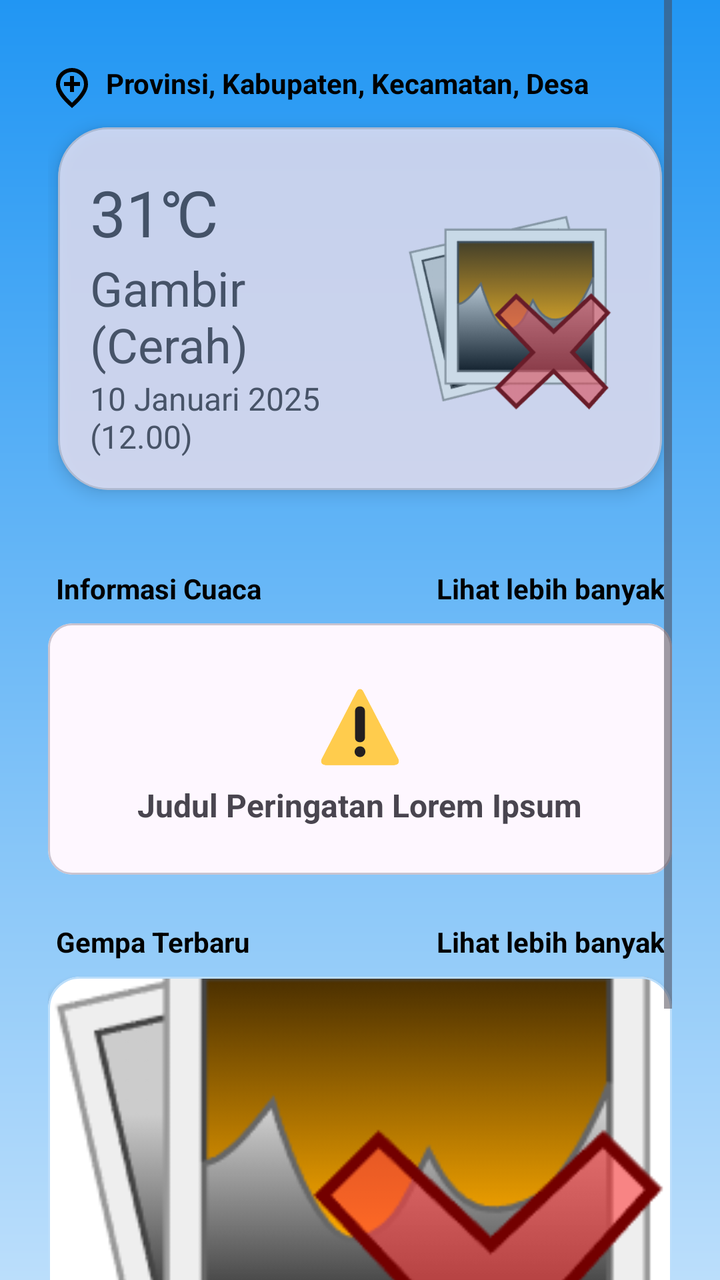
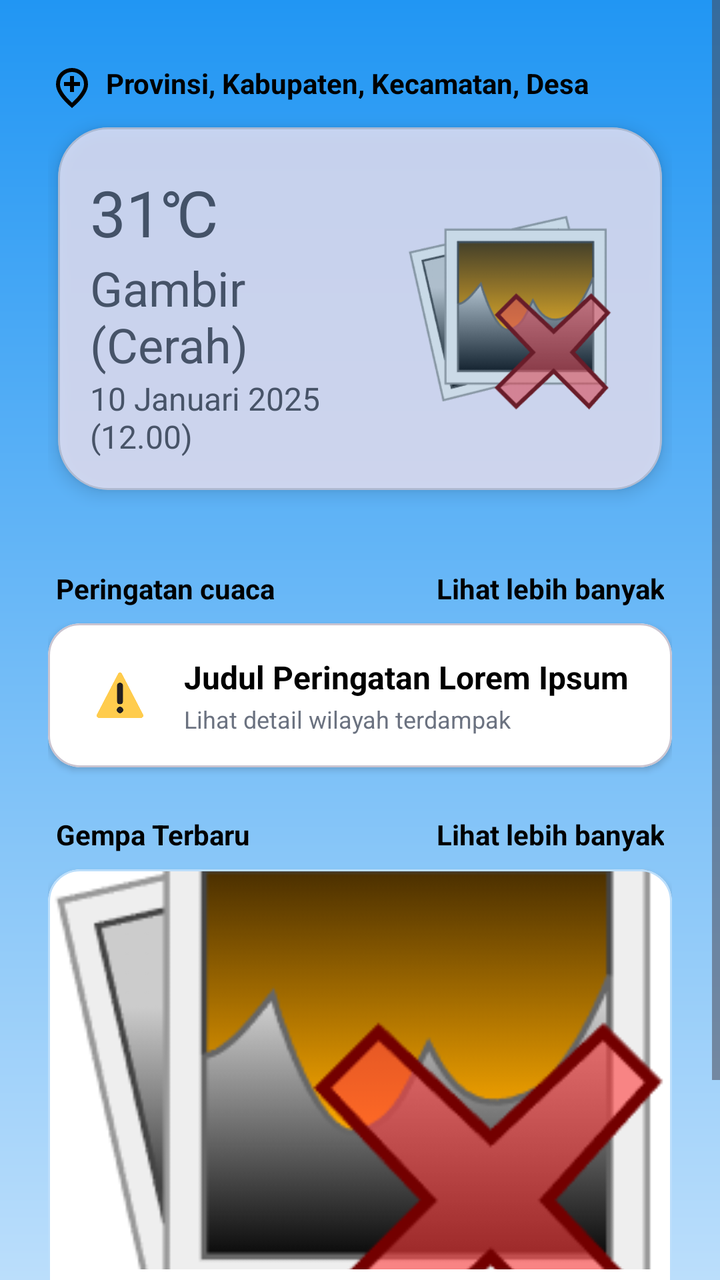

Two renders of the same Android screen: before a commit and after it. Below are the layout's source before the change and the commit's diff.
<!-- AndroidManifest.xml: application theme Theme.Perbana -->
<!-- res/layout/activity_main.xml -->
<?xml version="1.0" encoding="utf-8"?>
<ScrollView xmlns:android="http://schemas.android.com/apk/res/android"
    xmlns:app="http://schemas.android.com/apk/res-auto"
    xmlns:tools="http://schemas.android.com/tools"
    android:layout_width="match_parent"
    android:layout_height="match_parent"
    android:fillViewport="true"
    android:background="@drawable/background_sunny"
    android:paddingHorizontal="24dp">

    <FrameLayout
        android:layout_width="match_parent"
        android:layout_height="wrap_content">

        <LinearLayout
            android:layout_width="match_parent"
            android:layout_height="wrap_content"
            android:id="@+id/main"
            tools:context=".MainActivity"
            android:orientation="vertical">

            <LinearLayout
                android:id="@+id/ll_location"
                android:layout_width="match_parent"
                android:layout_height="wrap_content"
                android:orientation="horizontal"
                android:layout_marginTop="32dp">

                <ImageView
                    android:layout_width="wrap_content"
                    android:layout_height="wrap_content"
                    android:src="@drawable/outline_add_location_24"/>

                <TextView
                    android:id="@+id/tv_location"
                    android:layout_width="wrap_content"
                    android:layout_height="wrap_content"
                    android:text="Provinsi, Kabupaten, Kecamatan, Desa"
                    android:layout_weight="1"
                    android:layout_marginHorizontal="5dp"
                    android:textColor="@color/black"
                    android:textStyle="bold"/>

            </LinearLayout>

            <com.google.android.material.card.MaterialCardView
                android:id="@+id/card_main_weather"
                android:layout_width="match_parent"
                android:layout_height="wrap_content"
                android:layout_marginBottom="8dp"
                android:alpha="0.8"
                app:cardCornerRadius="25dp"
                app:cardElevation="5dp"
                app:cardPreventCornerOverlap="false"
                app:cardUseCompatPadding="true">

                <LinearLayout
                    android:layout_width="match_parent"
                    android:layout_height="match_parent"
                    android:orientation="horizontal"
                    android:padding="16dp"
                    android:baselineAligned="false"
                    android:gravity="center_vertical">

                    <LinearLayout
                        android:layout_width="0dp"
                        android:layout_height="wrap_content"
                        android:orientation="vertical"
                        android:layout_marginEnd="5dp"
                        android:layout_weight="1">

                        <TextView
                            android:id="@+id/tv_main_current_place"
                            android:layout_width="wrap_content"
                            android:layout_height="wrap_content"
                            android:layout_marginTop="5dp"
                            android:text="31\u2103"
                            android:textSize="32sp" />

                        <TextView
                            android:id="@+id/tv_main_current_weather"
                            android:layout_width="wrap_content"
                            android:layout_height="wrap_content"
                            android:text="Gambir (Cerah)"
                            android:textSize="24sp" />

                        <TextView
                            android:id="@+id/tv_main_current_time"
                            android:layout_width="wrap_content"
                            android:layout_height="wrap_content"
                            android:text="10 Januari 2025 (12.00)"
                            android:textSize="16sp" />
                    </LinearLayout>

                    <ImageView
                        android:id="@+id/iv_current_weather"
                        android:layout_width="120dp"
                        android:layout_height="120dp"
                        android:padding="8dp"
                        android:src="@drawable/missing_image"
                        android:scaleType="fitCenter"
                        android:adjustViewBounds="true"
                        android:contentDescription="Gambar ikon cuaca"/>
                </LinearLayout>


            </com.google.android.material.card.MaterialCardView>

            <androidx.recyclerview.widget.RecyclerView
                android:id="@+id/rv_main_weather"
                android:layout_width="match_parent"
                android:layout_height="wrap_content"
                android:layout_marginTop="8dp"
                android:nestedScrollingEnabled="false" />


            <com.google.android.material.card.MaterialCardView
                android:id="@+id/card_weather_list"
                android:layout_width="match_parent"
                android:layout_height="wrap_content"
                android:layout_marginTop="8dp"
                android:visibility="gone">

                <LinearLayout
                    android:layout_width="match_parent"
                    android:layout_height="match_parent"
                    android:gravity="center"
                    android:orientation="vertical"
                    android:padding="24dp"
                    tools:ignore="UseCompoundDrawables">

                    <ImageView
                        android:id="@+id/iv_weather_warning"
                        android:layout_width="40dp"
                        android:layout_height="40dp"
                        android:layout_margin="8dp"
                        android:src="@drawable/warning"
                        android:contentDescription="@string/warning_image"/>

                    <TextView
                        android:id="@+id/tv_title_weather_warning"
                        android:layout_width="wrap_content"
                        android:layout_height="wrap_content"
                        android:layout_marginHorizontal="8dp"
                        android:text="Data cuaca tidak tersedia"
                        android:textSize="16sp"
                        android:textStyle="bold" />

                </LinearLayout>


            </com.google.android.material.card.MaterialCardView>

            <LinearLayout
                android:layout_width="match_parent"
                android:layout_height="wrap_content"
                android:orientation="horizontal"
                android:weightSum="2"
                android:paddingHorizontal="4dp"
                android:layout_marginTop="16dp">

                <TextView
                    android:layout_width="0dp"
                    android:layout_height="wrap_content"
                    android:text="Informasi Cuaca"
                    android:textStyle="bold"
                    android:layout_weight="1"
                    android:textColor="@color/black"/>

                <TextView
                    android:layout_width="0dp"
                    android:layout_height="wrap_content"
                    android:text="Lihat lebih banyak"
                    android:textStyle="bold"
                    android:layout_weight="1"
                    android:gravity="right"
                    android:textColor="@color/black"/>
            </LinearLayout>

            <com.google.android.material.card.MaterialCardView
                android:id="@+id/card_weather_warning"
                android:layout_width="match_parent"
                android:layout_height="wrap_content"
                android:layout_marginTop="8dp"
                android:layout_marginBottom="24dp">

                <LinearLayout
                    android:layout_width="match_parent"
                    android:layout_height="match_parent"
                    android:gravity="center"
                    android:orientation="vertical"
                    android:padding="24dp"
                    tools:ignore="UseCompoundDrawables">

                    <ImageView
                        android:layout_width="40dp"
                        android:layout_height="40dp"
                        android:layout_margin="8dp"
                        android:src="@drawable/warning"
                        android:contentDescription="@string/warning_image"/>

                    <TextView
                        android:layout_width="wrap_content"
                        android:layout_height="wrap_content"
                        android:layout_marginHorizontal="8dp"
                        android:text="@string/warning_title"
                        android:textSize="16sp"
                        android:textStyle="bold" />

                </LinearLayout>
            </com.google.android.material.card.MaterialCardView>


            <LinearLayout
                android:layout_width="match_parent"
                android:layout_height="wrap_content"
                android:orientation="horizontal"
                android:weightSum="2"
                android:paddingHorizontal="4dp">

                <TextView
                    android:layout_width="0dp"
                    android:layout_height="wrap_content"
                    android:text="Gempa Terbaru"
                    android:textStyle="bold"
                    android:layout_weight="1"
                    android:textColor="@color/black"/>

                <TextView
                    android:id="@+id/tv_more_earthquake"
                    android:layout_width="0dp"
                    android:layout_height="wrap_content"
                    android:text="Lihat lebih banyak"
                    android:textStyle="bold"
                    android:layout_weight="1"
                    android:gravity="right"
                    android:textColor="@color/black"/>
            </LinearLayout>


            <com.google.android.material.card.MaterialCardView
                android:id="@+id/card_earthquake_warning"
                android:layout_width="match_parent"
                android:layout_height="wrap_content"
                android:layout_marginTop="8dp"
                android:layout_marginBottom="16dp"
                app:cardCornerRadius="16dp"
                app:cardElevation="2dp"
                app:strokeWidth="1dp"
                app:strokeColor="@color/surface_card"
                app:cardBackgroundColor="@color/white">

                <LinearLayout
                    android:layout_width="match_parent"
                    android:layout_height="wrap_content"
                    android:orientation="vertical">

                    <ImageView
                        android:id="@+id/iv_auto_gempa"
                        android:layout_width="match_parent"
                        android:layout_height="200dp"
                        android:scaleType="centerCrop"
                        android:src="@drawable/missing_image"
                        android:contentDescription="Gambar auto gempa"/>
                    
                    <LinearLayout
                        android:layout_width="match_parent"
                        android:layout_height="wrap_content"
                        android:orientation="vertical"
                        android:padding="16dp">
                        
                        <LinearLayout
                            android:layout_width="match_parent"
                            android:layout_height="wrap_content"
                            android:orientation="horizontal"
                            android:gravity="center_vertical">
                            
                            <TextView
                                android:id="@+id/tv_auto_magnitude"
                                android:layout_width="wrap_content"
                                android:layout_height="wrap_content"
                                android:text="M 4.3"
                                android:textColor="@color/accent_blue"
                                android:textStyle="bold"
                                android:textSize="@dimen/text_size_h3"/>

                            <TextView
                                android:id="@+id/tv_auto_date"
                                android:layout_width="0dp"
                                android:layout_height="wrap_content"
                                android:layout_weight="1"
                                android:gravity="end"
                                android:text="10 Agu 2026 • 03:35 WIB"
                                android:textColor="@color/text_gray"
                                android:textSize="12sp"/>
                        </LinearLayout>

                        <TextView
                            android:id="@+id/tv_auto_region"
                            android:layout_width="match_parent"
                            android:layout_height="wrap_content"
                            android:layout_marginTop="6dp"
                            android:text="Wilayah pusat gempa"
                            android:textColor="@color/primary_text"
                            android:textSize="14sp"/>

                        <TextView
                            android:id="@+id/tv_auto_depth"
                            android:layout_width="match_parent"
                            android:layout_height="wrap_content"
                            android:layout_marginTop="2dp"
                            android:text="Kedalaman 15 km"
                            android:textColor="@color/text_gray"
                            android:textSize="12sp"/>
                    </LinearLayout>
                </LinearLayout>
            </com.google.android.material.card.MaterialCardView>

        </LinearLayout>

        <ProgressBar
            android:id="@+id/pb_main"
            style="@style/Widget.AppCompat.ProgressBar"
            android:layout_width="wrap_content"
            android:layout_height="wrap_content"
            android:layout_gravity="center"
            android:visibility="gone"/>
    </FrameLayout>



</ScrollView>
<!-- resources referenced by this layout -->
<resources>
  <color name="accent_blue">#486581</color>
  <color name="black">#FF000000</color>
  <color name="primary_text">#334E68</color>
  <color name="surface_card">#BBDEFB</color>
  <color name="text_gray">#6B7280</color>
  <color name="white">#FFFFFFFF</color>
  <dimen name="text_size_h3">24sp</dimen>
  <!-- drawable background_sunny (drawable) -->
  <?xml version="1.0" encoding="utf-8"?>
  <shape xmlns:android="http://schemas.android.com/apk/res/android" android:shape="rectangle">
      <gradient
          android:startColor="#2196F3"
          android:endColor="#BBDEFB"
          android:angle="270"/>
  </shape>
  <!-- drawable missing_image: png bitmap (drawable, 19068 bytes) -->
  <!-- drawable outline_add_location_24 (drawable) -->
  <vector xmlns:android="http://schemas.android.com/apk/res/android" android:height="24dp" android:tint="#000000" android:viewportHeight="960" android:viewportWidth="960" android:width="24dp">
        
      <path android:fillColor="@android:color/white" android:pathData="M440,560L520,560L520,440L640,440L640,360L520,360L520,240L440,240L440,360L320,360L320,440L440,440L440,560ZM480,774Q602,662 661,570.5Q720,479 720,408Q720,299 650.5,229.5Q581,160 480,160Q379,160 309.5,229.5Q240,299 240,408Q240,479 299,570.5Q358,662 480,774ZM480,880Q319,743 239.5,625.5Q160,508 160,408Q160,258 256.5,169Q353,80 480,80Q607,80 703.5,169Q800,258 800,408Q800,508 720.5,625.5Q641,743 480,880ZM480,400Q480,400 480,400Q480,400 480,400Q480,400 480,400Q480,400 480,400Q480,400 480,400Q480,400 480,400Q480,400 480,400Q480,400 480,400Z"/>
      
  </vector>
  <!-- drawable warning: png bitmap (drawable, 5751 bytes) -->
  <string name="warning_image">Warning image</string>
  <string name="warning_title">Judul Peringatan Lorem Ipsum</string>
  <style name="Theme.Perbana" parent="Base.Theme.Perbana" />
  <style name="Base.Theme.Perbana" parent="Theme.Material3.Light.NoActionBar">
          
          
      </style>
</resources>

<!-- the commit's change to res/layout/activity_main.xml (unified diff, before → after) -->
@@ -5,17 +5,18 @@
     android:layout_width="match_parent"
     android:layout_height="match_parent"
     android:fillViewport="true"
-    android:background="@drawable/background_sunny"
-    android:paddingHorizontal="24dp">
+    android:id="@+id/main"
+    android:background="@drawable/bg_weather_sunny">
 
     <FrameLayout
+        android:paddingHorizontal="24dp"
         android:layout_width="match_parent"
         android:layout_height="wrap_content">
 
         <LinearLayout
+            android:id="@+id/ll_main"
             android:layout_width="match_parent"
             android:layout_height="wrap_content"
-            android:id="@+id/main"
             tools:context=".MainActivity"
             android:orientation="vertical">
 
@@ -162,12 +163,13 @@
                 <TextView
                     android:layout_width="0dp"
                     android:layout_height="wrap_content"
-                    android:text="Informasi Cuaca"
+                    android:text="Peringatan cuaca"
                     android:textStyle="bold"
                     android:layout_weight="1"
                     android:textColor="@color/black"/>
 
                 <TextView
+                    android:id="@+id/tv_weather_warning_list_more"
                     android:layout_width="0dp"
                     android:layout_height="wrap_content"
                     android:text="Lihat lebih banyak"
@@ -182,31 +184,52 @@
                 android:layout_width="match_parent"
                 android:layout_height="wrap_content"
                 android:layout_marginTop="8dp"
-                android:layout_marginBottom="24dp">
+                android:layout_marginBottom="24dp"
+                app:cardCornerRadius="16dp"
+                app:cardElevation="2dp"
+                app:cardBackgroundColor="@color/white">
 
                 <LinearLayout
                     android:layout_width="match_parent"
-                    android:layout_height="match_parent"
-                    android:gravity="center"
-                    android:orientation="vertical"
-                    android:padding="24dp"
-                    tools:ignore="UseCompoundDrawables">
+                    android:layout_height="wrap_content"
+                    android:gravity="center_vertical"
+                    android:orientation="horizontal"
+                    android:padding="16dp">
 
                     <ImageView
                         android:layout_width="40dp"
                         android:layout_height="40dp"
-                        android:layout_margin="8dp"
+                        android:padding="8dp"
                         android:src="@drawable/warning"
                         android:contentDescription="@string/warning_image"/>
-
-                    <TextView
-                        android:layout_width="wrap_content"
+                    
+                    <LinearLayout
+                        android:layout_width="0dp"
                         android:layout_height="wrap_content"
-                        android:layout_marginHorizontal="8dp"
-                        android:text="@string/warning_title"
-                        android:textSize="16sp"
-                        android:textStyle="bold" />
-
+                        android:layout_weight="1"
+                        android:layout_marginStart="12dp"
+                        android:orientation="vertical">
+
+                        <TextView
+                            android:id="@+id/tv_warning_title"
+                            android:layout_width="match_parent"
+                            android:layout_height="wrap_content"
+                            android:text="@string/warning_title"
+                            android:textSize="@dimen/text_size_body_large"
+                            android:textStyle="bold"
+                            android:textColor="@color/black"
+                            android:maxLines="2"
+                            android:ellipsize="end"/>
+
+                        <TextView
+                            android:id="@+id/tv_warning_subtitle"
+                            android:layout_width="match_parent"
+                            android:layout_height="wrap_content"
+                            android:text="Lihat detail wilayah terdampak"
+                            android:textSize="@dimen/text_size_body_medium"
+                            android:textColor="@color/text_gray"
+                            android:layout_marginTop="2dp"/>
+                    </LinearLayout>
                 </LinearLayout>
             </com.google.android.material.card.MaterialCardView>
 
@@ -318,13 +341,33 @@
 
         </LinearLayout>
 
-        <ProgressBar
-            android:id="@+id/pb_main"
-            style="@style/Widget.AppCompat.ProgressBar"
-            android:layout_width="wrap_content"
-            android:layout_height="wrap_content"
-            android:layout_gravity="center"
-            android:visibility="gone"/>
+        <LinearLayout
+            android:id="@+id/ll_progress"
+            android:layout_width="match_parent"
+            android:layout_height="match_parent"
+            android:orientation="vertical"
+            android:gravity="center"
+            android:visibility="gone">
+
+            <ProgressBar
+                android:id="@+id/pb_main"
+                style="@style/Widget.AppCompat.ProgressBar"
+                android:layout_width="match_parent"
+                android:layout_height="wrap_content"/>
+
+            <View
+                android:layout_marginVertical="5dp"
+                android:layout_width="match_parent"
+                android:layout_height="1dp"/>
+
+            <TextView
+                android:layout_width="match_parent"
+                android:layout_height="wrap_content"
+                android:text="Sedang memuat data"
+                android:textSize="@dimen/text_size_body_medium"
+                android:gravity="center"/>
+        </LinearLayout>
+
     </FrameLayout>
 
 
<!-- resource entries referenced after the edit -->
@@ -6,8 +6,10 @@
   <color name="surface_card">#BBDEFB</color>
   <color name="text_gray">#6B7280</color>
   <color name="white">#FFFFFFFF</color>
+  <dimen name="text_size_body_large">16sp</dimen>
+  <dimen name="text_size_body_medium">12sp</dimen>
   <dimen name="text_size_h3">24sp</dimen>
-  <!-- drawable background_sunny (drawable) -->
+  <!-- drawable bg_weather_sunny (drawable) -->
   <?xml version="1.0" encoding="utf-8"?>
   <shape xmlns:android="http://schemas.android.com/apk/res/android" android:shape="rectangle">
       <gradient
